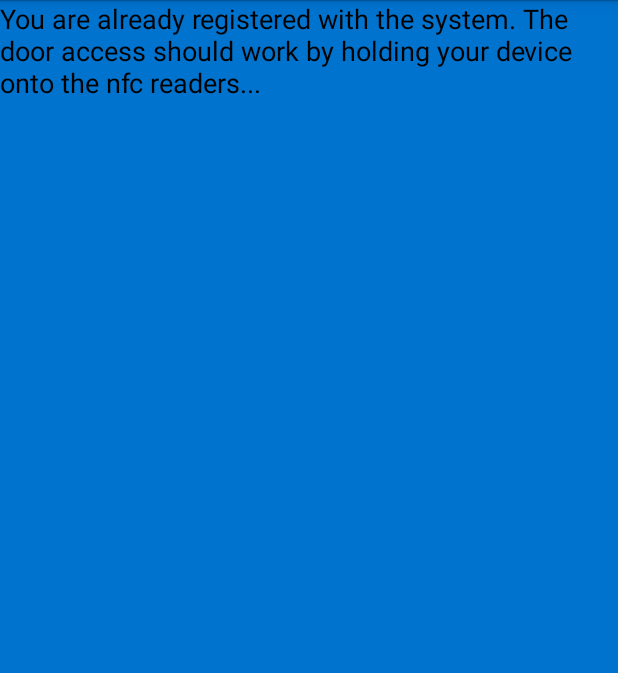
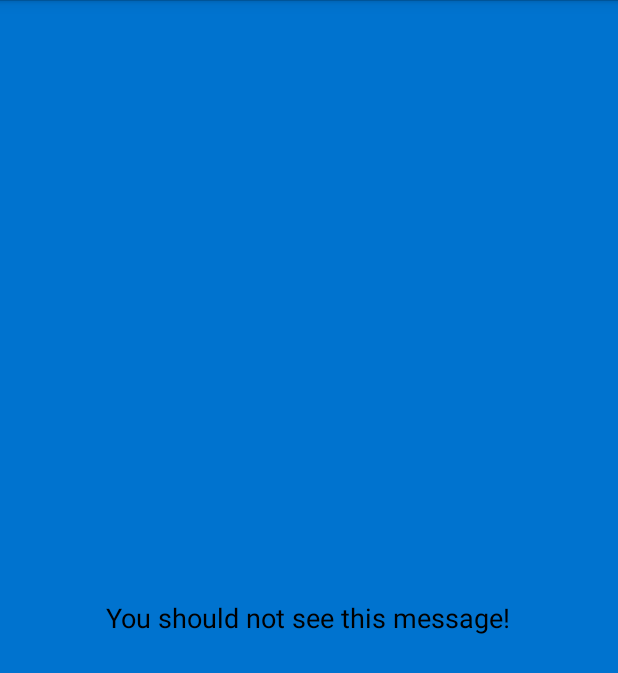
Before and after one commit to grandcat/tum_getin, an Android app: the MainActivity screen opened directly, with no data from a screen before it, on a phone screen of 412 x 824 dp. Shown: the top 673 px of the screen. Run offline under Robolectric (Android 15) with nearby library versions, the phone set to English and light mode, and no system bars.

Commit message:
[ANDROID] Reworked basic app-architecture

```diff
--- a/code/mobileDoorAccess/app/src/main/AndroidManifest.xml
+++ b/code/mobileDoorAccess/app/src/main/AndroidManifest.xml
@@ -11,7 +11,9 @@
                 <category android:name="android.intent.category.LAUNCHER"/>
             </intent-filter>
         </activity>
-        <activity android:name=".RegisterActivity"/>
+        <activity android:name=".RegisteredActivity"/>
+        <activity android:name=".NotRegisteredActivity"/>
+        <activity android:name=".TokenActivationActivity"/>
     </application>
 
 </manifest>
--- a/code/mobileDoorAccess/app/src/main/java/com/tca/mobiledooraccess/Backend.java
+++ b/code/mobileDoorAccess/app/src/main/java/com/tca/mobiledooraccess/Backend.java
@@ -35,7 +35,6 @@ import org.json.JSONObject;
  *
  */
 public class Backend {
-
     private static final String TAG = "BackendClass";
 
     private String host;
--- a/code/mobileDoorAccess/app/src/main/java/com/tca/mobiledooraccess/MainActivity.java
+++ b/code/mobileDoorAccess/app/src/main/java/com/tca/mobiledooraccess/MainActivity.java
@@ -9,13 +9,23 @@ import android.view.View;
 import android.util.Log;
 
 /**
- * Created by basti on 15.06.15.
+ * Available Preferences:
+ * Bool - "registered"
+ * Bool - "token_received"
+ * Bool - "token_activated"
+ *
+ * String - "tum_ID"
+ * String - "pseudo_ID"
+ * String - "tumOnlineToken"
+ * String - "publicKey"
+ * String - "privateKey"
+ *
  */
 public class MainActivity extends Activity {
 
-    public static final String TUM_GETIN_PREFERENCES = "TUM_GETIN_PREFS";
+    public static final String TUM_GETIN_PREFERENCES = "TGI_PREFS";
     public static Context context;
-
+    private static final String TAG = "MainActivity";
 
     @Override
     protected void onCreate(Bundle savedInstanceState) {
@@ -25,16 +35,34 @@ public class MainActivity extends Activity {
 
         SharedPreferences settings;
         settings = getSharedPreferences(TUM_GETIN_PREFERENCES, 0);
+        //get Settings - init with false in case of missing
         boolean registered = settings.getBoolean("registered",false);
+        boolean token_received = settings.getBoolean("token_received", false);
+        boolean token_activated = settings.getBoolean("token_activated", false);
 
+        //Check status of the App...
         if (registered){
-            Log.d("Registration", "The user is registered");
-            //start registered Activity
-        }else {
-            //start register Activity
-            Log.d("Registration", "The user is NOT registered");
-            Intent intent = new Intent(this, RegisterActivity.class);
+            Log.d(TAG, "User registered, starting RegisteredActivity...");
+            //start Regeistered Activity
+            Intent intent = new Intent(this, RegisteredActivity.class);
             startActivity(intent);
+        }else{
+            Log.d(TAG, "User not registered, checking for token status...");
+            if (token_received){
+                if (token_activated){
+                    Log.e(TAG, "This should not happen! Registered flag missing!");
+                }else{
+                    Log.d(TAG, "Token already received, starting TokenActivation Activity...");
+                    //start TokenActivation Activity
+                    Intent intent = new Intent(this, TokenActivationActivity.class);
+                    startActivity(intent);
+                }
+            }else{
+                Log.d(TAG, "No token received yet, starting NotRegistered Activity...");
+                //start NotRegisteredActivity
+                Intent intent = new Intent(this, NotRegisteredActivity.class);
+                startActivity(intent);
+            }
         }
     }
 }
--- a/code/mobileDoorAccess/app/src/main/res/layout/main_activity.xml
+++ b/code/mobileDoorAccess/app/src/main/res/layout/main_activity.xml
@@ -7,8 +7,8 @@
         android:layout_width="wrap_content"
         android:layout_height="wrap_content"
         android:textAppearance="?android:attr/textAppearanceMedium"
-        android:text="@string/registered"
+        android:text="You should not see this message!"
         android:id="@+id/textView"
-        android:layout_alignParentEnd="true"
-        android:layout_alignParentTop="true" />
+        android:layout_centerVertical="true"
+        android:layout_centerHorizontal="true" />
 </RelativeLayout>
--- /dev/null
+++ b/code/mobileDoorAccess/app/src/main/res/layout/not_registered_activity.xml
@@ -0,0 +1,6 @@
+<?xml version="1.0" encoding="utf-8"?>
+<LinearLayout xmlns:android="http://schemas.android.com/apk/res/android"
+    android:orientation="vertical" android:layout_width="match_parent"
+    android:layout_height="match_parent">
+
+</LinearLayout>
--- /dev/null
+++ b/code/mobileDoorAccess/app/src/main/res/layout/registered_activity.xml
@@ -0,0 +1,6 @@
+<?xml version="1.0" encoding="utf-8"?>
+<LinearLayout xmlns:android="http://schemas.android.com/apk/res/android"
+    android:orientation="vertical" android:layout_width="match_parent"
+    android:layout_height="match_parent">
+
+</LinearLayout>
--- /dev/null
+++ b/code/mobileDoorAccess/app/src/main/res/layout/token_activation_activity.xml
@@ -0,0 +1,6 @@
+<?xml version="1.0" encoding="utf-8"?>
+<LinearLayout xmlns:android="http://schemas.android.com/apk/res/android"
+    android:orientation="vertical" android:layout_width="match_parent"
+    android:layout_height="match_parent">
+
+</LinearLayout>
--- a/code/mobileDoorAccess/app/src/main/res/values/strings.xml
+++ b/code/mobileDoorAccess/app/src/main/res/values/strings.xml
@@ -1,8 +1,5 @@
 <resources>
     <string name="app_name">mobileDoorAccess</string>
-    <string name="register_button">Register!</string>
     <string name="register_tum_id_input">TUM ID (e.g "aa99zzz")</string>
-    <string name="register_explanation">To register, please enter your TUM-ID</string>
-    <string name="registered">You are already registered with the system.
-    The door access should work by holding your device onto the nfc readers...</string>
+
 </resources>
```
Also changed, not shown: code/mobileDoorAccess/app/src/main/java/com/tca/mobiledooraccess/NotRegisteredActivity.java (added, +19 -0 lines), code/mobileDoorAccess/app/src/main/java/com/tca/mobiledooraccess/RegisterActivity.java (deleted, +0 -34 lines), code/mobileDoorAccess/app/src/main/java/com/tca/mobiledooraccess/RegisteredActivity.java (added, +19 -0 lines), code/mobileDoorAccess/app/src/main/java/com/tca/mobiledooraccess/TokenActivationActivity.java (added, +18 -0 lines), code/mobileDoorAccess/app/src/main/res/layout/register_activity.xml (deleted, +0 -35 lines), 1 other file.
